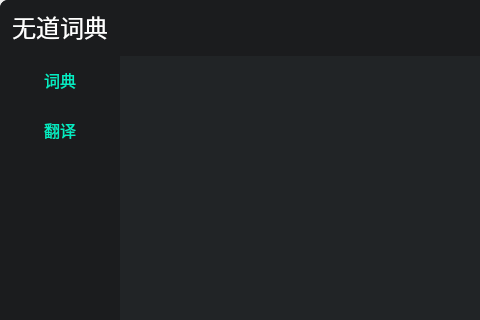
Before: the Qt Designer form Dictionary/Dictionary.ui in KikyoShaw/Dictionary, drawn with Qt 5; both pictures show x 0 to 480 and y 0 to 320 of the 795 by 602 pixel window.
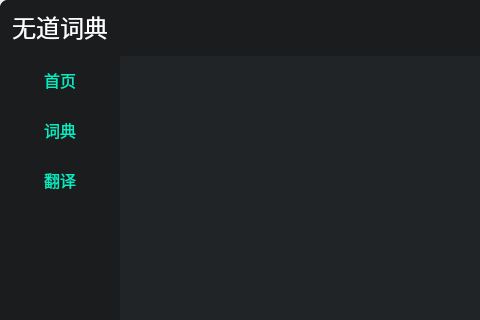
After: the same form once the commit is applied. Icons and pictures are not drawn.

```diff
--- a/Dictionary/Dictionary.ui
+++ b/Dictionary/Dictionary.ui
@@ -146,6 +146,25 @@
            </property>
           </widget>
          </item>
+         <item>
+          <widget class="QPushButton" name="pushButton">
+           <property name="minimumSize">
+            <size>
+             <width>0</width>
+             <height>48</height>
+            </size>
+           </property>
+           <property name="maximumSize">
+            <size>
+             <width>16777215</width>
+             <height>48</height>
+            </size>
+           </property>
+           <property name="text">
+            <string>首页</string>
+           </property>
+          </widget>
+         </item>
          <item>
           <widget class="QPushButton" name="pushButton_dictionary">
            <property name="minimumSize">
```
Left out of the diff: 603 changed lines with no effect on the pictures. Lines whose indentation alone changed are shown as unchanged.
